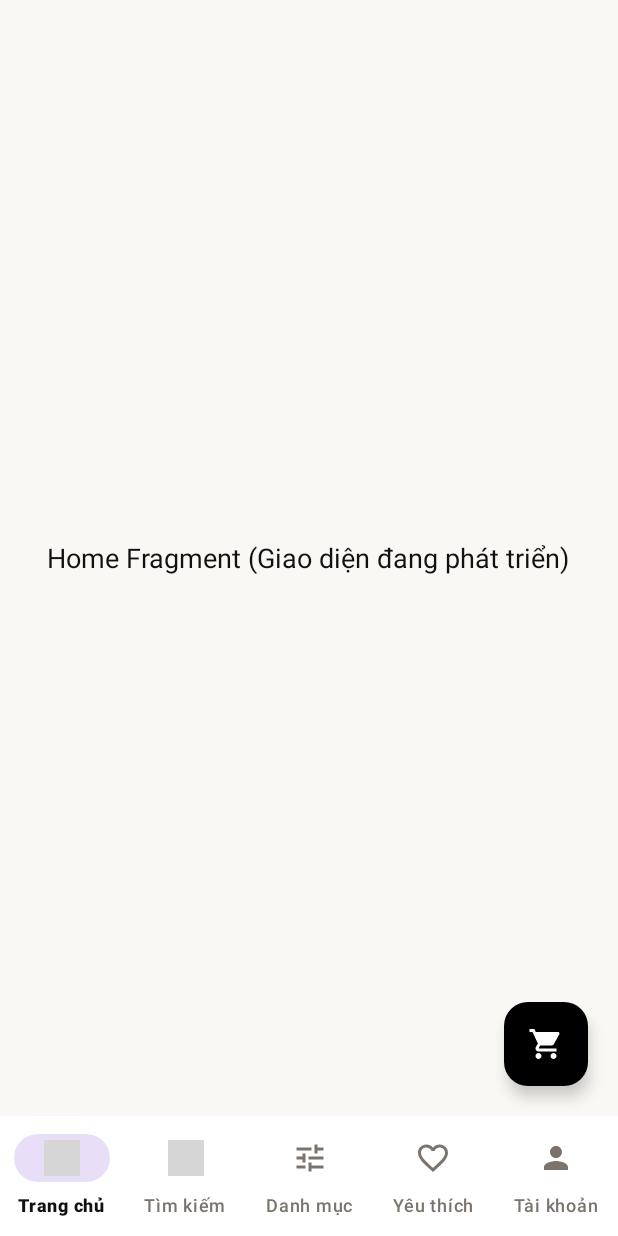
After one commit to duyhungdevaaa/DATN-MD-06-Su26, an Android app: the HomeFragment screen opened directly, with no data from a screen before it, on a phone screen of 412 x 824 dp. The commit adds this screen. Run offline under Robolectric (Android 15) with nearby library versions, the light colour scheme and no system bars; grey boxes are pictures that could not be loaded.

Commit message:
Thêm màn hình MainActivity

```diff
--- a/app/src/main/java/fpoly/DatnMD06Su26/trendify/MainActivity.java
+++ b/app/src/main/java/fpoly/DatnMD06Su26/trendify/MainActivity.java
@@ -1,5 +1,10 @@
 package fpoly.DatnMD06Su26.trendify;
 
+import fpoly.DatnMD06Su26.trendify.R;
+import fpoly.DatnMD06Su26.trendify.activity.CartActivity;
+import fpoly.DatnMD06Su26.trendify.adapter.ScreenPagerAdapter;
+
+import android.content.Intent;
 import android.os.Bundle;
 
 import androidx.activity.EdgeToEdge;
@@ -7,18 +12,85 @@ import androidx.appcompat.app.AppCompatActivity;
 import androidx.core.graphics.Insets;
 import androidx.core.view.ViewCompat;
 import androidx.core.view.WindowInsetsCompat;
+import androidx.viewpager2.widget.ViewPager2;
+
+import com.google.android.material.bottomnavigation.BottomNavigationView;
 
 public class MainActivity extends AppCompatActivity {
+
+    private ViewPager2 viewPager;
+    private BottomNavigationView bottomNavigationView;
 
     @Override
     protected void onCreate(Bundle savedInstanceState) {
         super.onCreate(savedInstanceState);
         EdgeToEdge.enable(this);
         setContentView(R.layout.activity_main);
+
         ViewCompat.setOnApplyWindowInsetsListener(findViewById(R.id.main), (v, insets) -> {
             Insets systemBars = insets.getInsets(WindowInsetsCompat.Type.systemBars());
             v.setPadding(systemBars.left, systemBars.top, systemBars.right, systemBars.bottom);
             return insets;
         });
+
+        viewPager = findViewById(R.id.viewPager);
+        bottomNavigationView = findViewById(R.id.bottomNav);
+
+        ScreenPagerAdapter adapter = new ScreenPagerAdapter(this);
+        viewPager.setAdapter(adapter);
+        viewPager.setUserInputEnabled(false); // Disable horizontal swipe to change tabs
+
+        bottomNavigationView.setOnItemSelectedListener(item -> {
+            int id = item.getItemId();
+            if (id == R.id.nav_home) {
+                viewPager.setCurrentItem(0, false);
+                return true;
+            } else if (id == R.id.nav_search) {
+                viewPager.setCurrentItem(1, false);
+                return true;
+            } else if (id == R.id.nav_category) {
+                viewPager.setCurrentItem(2, false);
+                return true;
+            } else if (id == R.id.nav_favorite) {
+                viewPager.setCurrentItem(3, false);
+                return true;
+            } else if (id == R.id.nav_profile) {
+                viewPager.setCurrentItem(4, false);
+                return true;
+            }
+            return false;
+        });
+
+        findViewById(R.id.fabCart).setOnClickListener(v -> {
+            startActivity(new Intent(MainActivity.this, CartActivity.class));
+        });
+
+        viewPager.registerOnPageChangeCallback(new ViewPager2.OnPageChangeCallback() {
+            @Override
+            public void onPageSelected(int position) {
+                super.onPageSelected(position);
+                if (position == 0) {
+                    bottomNavigationView.setSelectedItemId(R.id.nav_home);
+                } else if (position == 1) {
+                    bottomNavigationView.setSelectedItemId(R.id.nav_search);
+                } else if (position == 2) {
+                    bottomNavigationView.setSelectedItemId(R.id.nav_category);
+                } else if (position == 3) {
+                    bottomNavigationView.setSelectedItemId(R.id.nav_favorite);
+                } else {
+                    bottomNavigationView.setSelectedItemId(R.id.nav_profile);
+                }
+            }
+        });
+
+        if (savedInstanceState == null) {
+            bottomNavigationView.setSelectedItemId(R.id.nav_home);
+        }
+    }
+
+    public void setCurrentPage(int page) {
+        if (viewPager != null) {
+            viewPager.setCurrentItem(page, false);
+        }
     }
 }
--- /dev/null
+++ b/app/src/main/java/fpoly/DatnMD06Su26/trendify/adapter/ScreenPagerAdapter.java
@@ -0,0 +1,43 @@
+package fpoly.DatnMD06Su26.trendify.adapter;
+
+import androidx.annotation.NonNull;
+import androidx.fragment.app.Fragment;
+import androidx.fragment.app.FragmentActivity;
+import androidx.viewpager2.adapter.FragmentStateAdapter;
+
+import fpoly.DatnMD06Su26.trendify.fragment.CategoryFragment;
+import fpoly.DatnMD06Su26.trendify.fragment.FavoriteFragment;
+import fpoly.DatnMD06Su26.trendify.fragment.HomeFragment;
+import fpoly.DatnMD06Su26.trendify.fragment.ProfileFragment;
+import fpoly.DatnMD06Su26.trendify.fragment.SearchFragment;
+
+public class ScreenPagerAdapter extends FragmentStateAdapter {
+
+    public ScreenPagerAdapter(@NonNull FragmentActivity fragmentActivity) {
+        super(fragmentActivity);
+    }
+
+    @NonNull
+    @Override
+    public Fragment createFragment(int position) {
+        switch (position) {
+            case 0:
+                return new HomeFragment();
+            case 1:
+                return new SearchFragment();
+            case 2:
+                return new CategoryFragment();
+            case 3:
+                return new FavoriteFragment();
+            case 4:
+                return new ProfileFragment();
+            default:
+                return new HomeFragment();
+        }
+    }
+
+    @Override
+    public int getItemCount() {
+        return 5;
+    }
+}
--- /dev/null
+++ b/app/src/main/java/fpoly/DatnMD06Su26/trendify/fragment/HomeFragment.java
@@ -0,0 +1,19 @@
+package fpoly.DatnMD06Su26.trendify.fragment;
+
+import android.os.Bundle;
+import android.view.LayoutInflater;
+import android.view.View;
+import android.view.ViewGroup;
+import androidx.annotation.NonNull;
+import androidx.annotation.Nullable;
+import androidx.fragment.app.Fragment;
+import fpoly.DatnMD06Su26.trendify.R;
+
+public class HomeFragment extends Fragment {
+
+    @Nullable
+    @Override
+    public View onCreateView(@NonNull LayoutInflater inflater, @Nullable ViewGroup container, @Nullable Bundle savedInstanceState) {
+        return inflater.inflate(R.layout.fragment_home, container, false);
+    }
+}
--- /dev/null
+++ b/app/src/main/res/color/nav_item_color.xml
@@ -0,0 +1,5 @@
+<?xml version="1.0" encoding="utf-8"?>
+<selector xmlns:android="http://schemas.android.com/apk/res/android">
+    <item android:color="@color/trend_text" android:state_checked="true" />
+    <item android:color="@color/trend_muted" />
+</selector>
--- /dev/null
+++ b/app/src/main/res/drawable/ic_cart.xml
@@ -0,0 +1,10 @@
+<vector xmlns:android="http://schemas.android.com/apk/res/android"
+    android:width="24dp"
+    android:height="24dp"
+    android:viewportWidth="24"
+    android:viewportHeight="24"
+    android:tint="#000000">
+  <path
+      android:fillColor="#000000"
+      android:pathData="M7,18c-1.1,0 -1.99,0.9 -1.99,2S5.9,22 7,22s2,-0.9 2,-2 -0.9,-2 -2,-2zM1,2v2h2l3.6,7.59 -1.35,2.45c-0.16,0.28 -0.25,0.61 -0.25,0.96 0,1.1 0.9,2 2,2h12v-2H7.42c-0.14,0 -0.25,-0.11 -0.25,-0.25l0.03,-0.12 0.9,-1.63h7.45c0.75,0 1.41,-0.41 1.75,-1.03l3.58,-6.49c0.08,-0.14 0.12,-0.31 0.12,-0.48 0,-0.55 -0.45,-1 -1,-1H5.21l-0.94,-2H1zM17,18c-1.1,0 -1.99,0.9 -1.99,2s0.89,2 1.99,2 2,-0.9 2,-2 -0.9,-2 -2,-2z"/>
+</vector>
--- /dev/null
+++ b/app/src/main/res/drawable/ic_category_nav.xml
@@ -0,0 +1,10 @@
+<vector xmlns:android="http://schemas.android.com/apk/res/android"
+    android:width="24dp"
+    android:height="24dp"
+    android:viewportWidth="24"
+    android:viewportHeight="24"
+    android:tint="#000000">
+  <path
+      android:fillColor="@android:color/white"
+      android:pathData="M3,17v2h6v-2H3zM3,5v2h10V5H3zM13,21v-2h8v-2h-8v-2h-2v6H13zM7,9v2H3v2h4v2h2V9H7zM21,13v-2H11v2H21zM15,9h2V7h4V5h-4V3h-2V9z"/>
+</vector>
--- a/app/src/main/res/layout/activity_main.xml
+++ b/app/src/main/res/layout/activity_main.xml
@@ -5,15 +5,42 @@
     android:id="@+id/main"
     android:layout_width="match_parent"
     android:layout_height="match_parent"
+    android:background="@color/trend_bg"
     tools:context=".MainActivity">
 
-    <TextView
+    <androidx.viewpager2.widget.ViewPager2
+        android:id="@+id/viewPager"
+        android:layout_width="0dp"
+        android:layout_height="0dp"
+        android:background="@color/trend_bg"
+        app:layout_constraintTop_toTopOf="parent"
+        app:layout_constraintBottom_toTopOf="@id/bottomNav"
+        app:layout_constraintStart_toStartOf="parent"
+        app:layout_constraintEnd_toEndOf="parent" />
+
+    <com.google.android.material.bottomnavigation.BottomNavigationView
+        android:id="@+id/bottomNav"
+        android:layout_width="0dp"
+        android:layout_height="wrap_content"
+        android:background="@color/white"
+        app:itemIconTint="@color/nav_item_color"
+        app:itemTextColor="@color/nav_item_color"
+        app:labelVisibilityMode="labeled"
+        app:menu="@menu/main_bottom_nav"
+        app:layout_constraintBottom_toBottomOf="parent"
+        app:layout_constraintStart_toStartOf="parent"
+        app:layout_constraintEnd_toEndOf="parent" />
+
+    <com.google.android.material.floatingactionbutton.FloatingActionButton
+        android:id="@+id/fabCart"
         android:layout_width="wrap_content"
         android:layout_height="wrap_content"
-        android:text="Hello World!"
-        app:layout_constraintBottom_toBottomOf="parent"
-        app:layout_constraintEnd_toEndOf="parent"
-        app:layout_constraintStart_toStartOf="parent"
-        app:layout_constraintTop_toTopOf="parent" />
+        android:layout_marginEnd="20dp"
+        android:layout_marginBottom="20dp"
+        android:src="@drawable/ic_cart"
+        app:backgroundTint="@color/black"
+        app:tint="@color/white"
+        app:layout_constraintBottom_toTopOf="@id/bottomNav"
+        app:layout_constraintEnd_toEndOf="parent" />
 
 </androidx.constraintlayout.widget.ConstraintLayout>
--- /dev/null
+++ b/app/src/main/res/layout/fragment_home.xml
@@ -0,0 +1,15 @@
+<?xml version="1.0" encoding="utf-8"?>
+<FrameLayout xmlns:android="http://schemas.android.com/apk/res/android"
+    android:layout_width="match_parent"
+    android:layout_height="match_parent"
+    android:background="@color/trend_bg">
+
+    <TextView
+        android:layout_width="wrap_content"
+        android:layout_height="wrap_content"
+        android:layout_gravity="center"
+        android:text="Home Fragment (Giao diện đang phát triển)"
+        android:textColor="@color/trend_text"
+        android:textSize="18sp" />
+
+</FrameLayout>
--- /dev/null
+++ b/app/src/main/res/menu/main_bottom_nav.xml
@@ -0,0 +1,29 @@
+<?xml version="1.0" encoding="utf-8"?>
+<menu xmlns:android="http://schemas.android.com/apk/res/android">
+
+    <item
+        android:id="@+id/nav_home"
+        android:icon="@drawable/ic_shopping_bag"
+        android:title="Trang chủ" />
+
+    <item
+        android:id="@+id/nav_search"
+        android:icon="@drawable/ic_search"
+        android:title="Tìm kiếm" />
+
+    <item
+        android:id="@+id/nav_category"
+        android:icon="@drawable/ic_category_nav"
+        android:title="Danh mục" />
+
+    <item
+        android:id="@+id/nav_favorite"
+        android:icon="@drawable/ic_favorite"
+        android:title="Yêu thích" />
+
+    <item
+        android:id="@+id/nav_profile"
+        android:icon="@drawable/ic_person"
+        android:title="Tài khoản" />
+
+</menu>
```
Also changed, not shown: app/src/main/java/fpoly/DatnMD06Su26/trendify/fragment/CategoryFragment.java (added, +19 -0 lines), app/src/main/java/fpoly/DatnMD06Su26/trendify/fragment/FavoriteFragment.java (added, +19 -0 lines), app/src/main/java/fpoly/DatnMD06Su26/trendify/fragment/SearchFragment.java (added, +19 -0 lines), app/src/main/res/layout/fragment_category.xml (added, +15 -0 lines), app/src/main/res/layout/fragment_favorite.xml (added, +15 -0 lines), app/src/main/res/layout/fragment_search.xml (added, +15 -0 lines).
